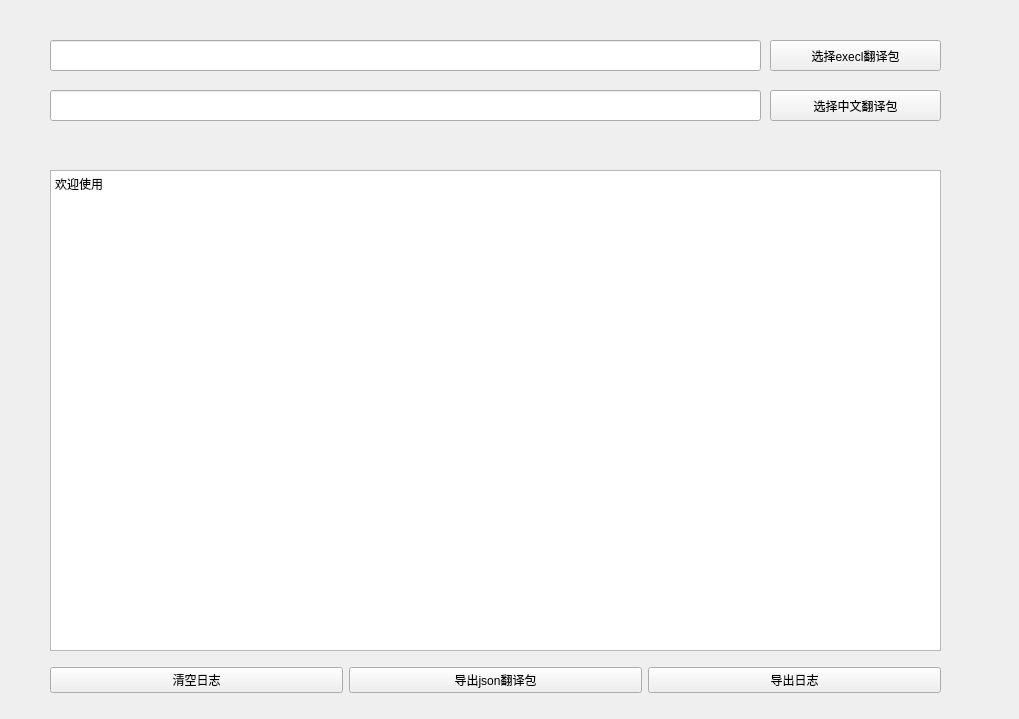
redblack5509/practice, file multi_lang_check_tool/qtgui/form.ui: the form before one commit.
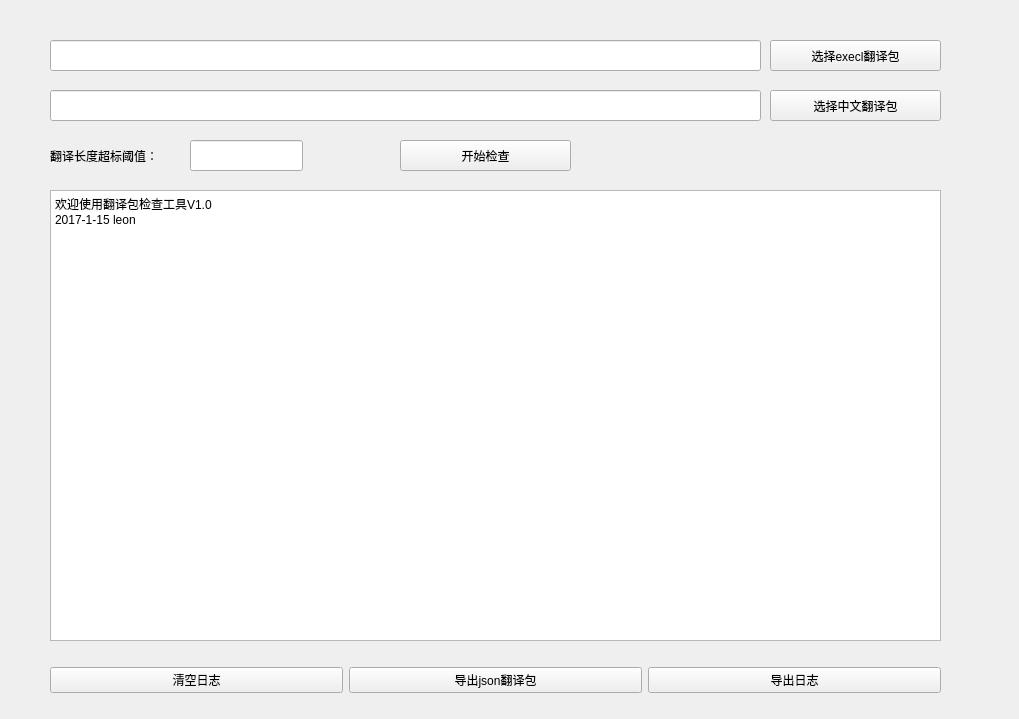
The form after the commit.

Commit message: 用QT添加GUI界面

The edit to the form file:
```diff
--- a/multi_lang_check_tool/qtgui/form.ui
+++ b/multi_lang_check_tool/qtgui/form.ui
@@ -13,23 +13,9 @@
   <property name="windowTitle">
    <string>翻译包检查工具</string>
   </property>
-  <widget class="QTextBrowser" name="textBrowser">
-   <property name="geometry">
-    <rect>
-     <x>50</x>
-     <y>170</y>
-     <width>891</width>
-     <height>481</height>
-    </rect>
-   </property>
-   <property name="html">
-    <string>&lt;!DOCTYPE HTML PUBLIC &quot;-//W3C//DTD HTML 4.0//EN&quot; &quot;http://www.w3.org/TR/REC-html40/strict.dtd&quot;&gt;
-&lt;html&gt;&lt;head&gt;&lt;meta name=&quot;qrichtext&quot; content=&quot;1&quot; /&gt;&lt;style type=&quot;text/css&quot;&gt;
-p, li { white-space: pre-wrap; }
-&lt;/style&gt;&lt;/head&gt;&lt;body style=&quot; font-family:'SimSun'; font-size:9pt; font-weight:400; font-style:normal;&quot;&gt;
-&lt;p style=&quot; margin-top:0px; margin-bottom:0px; margin-left:0px; margin-right:0px; -qt-block-indent:0; text-indent:0px;&quot;&gt;欢迎使用&lt;/p&gt;&lt;/body&gt;&lt;/html&gt;</string>
-   </property>
-  </widget>
+  <property name="whatsThis">
+   <string extracomment="翻译包检查工具"/>
+  </property>
   <widget class="QLineEdit" name="execl_path_input">
    <property name="geometry">
     <rect>
@@ -112,6 +98,63 @@
     </item>
    </layout>
   </widget>
+  <widget class="QPushButton" name="checkBtn">
+   <property name="geometry">
+    <rect>
+     <x>400</x>
+     <y>140</y>
+     <width>171</width>
+     <height>31</height>
+    </rect>
+   </property>
+   <property name="text">
+    <string>开始检查</string>
+   </property>
+  </widget>
+  <widget class="QTextEdit" name="msgText">
+   <property name="enabled">
+    <bool>true</bool>
+   </property>
+   <property name="geometry">
+    <rect>
+     <x>50</x>
+     <y>190</y>
+     <width>891</width>
+     <height>451</height>
+    </rect>
+   </property>
+   <property name="html">
+    <string>&lt;!DOCTYPE HTML PUBLIC &quot;-//W3C//DTD HTML 4.0//EN&quot; &quot;http://www.w3.org/TR/REC-html40/strict.dtd&quot;&gt;
+&lt;html&gt;&lt;head&gt;&lt;meta name=&quot;qrichtext&quot; content=&quot;1&quot; /&gt;&lt;style type=&quot;text/css&quot;&gt;
+p, li { white-space: pre-wrap; }
+&lt;/style&gt;&lt;/head&gt;&lt;body style=&quot; font-family:'SimSun'; font-size:9pt; font-weight:400; font-style:normal;&quot;&gt;
+&lt;p style=&quot; margin-top:0px; margin-bottom:0px; margin-left:0px; margin-right:0px; -qt-block-indent:0; text-indent:0px;&quot;&gt;欢迎使用翻译包检查工具V1.0&lt;/p&gt;
+&lt;p style=&quot; margin-top:0px; margin-bottom:0px; margin-left:0px; margin-right:0px; -qt-block-indent:0; text-indent:0px;&quot;&gt;2017-1-15 leon&lt;/p&gt;&lt;/body&gt;&lt;/html&gt;</string>
+   </property>
+  </widget>
+  <widget class="QLabel" name="label">
+   <property name="geometry">
+    <rect>
+     <x>50</x>
+     <y>140</y>
+     <width>141</width>
+     <height>31</height>
+    </rect>
+   </property>
+   <property name="text">
+    <string>翻译长度超标阈值：</string>
+   </property>
+  </widget>
+  <widget class="QLineEdit" name="width_input">
+   <property name="geometry">
+    <rect>
+     <x>190</x>
+     <y>140</y>
+     <width>113</width>
+     <height>31</height>
+    </rect>
+   </property>
+  </widget>
  </widget>
  <resources/>
  <connections>
```
Left out of the diff: 102 changed lines with no effect on the pictures. The commit also changes 5 other files.
